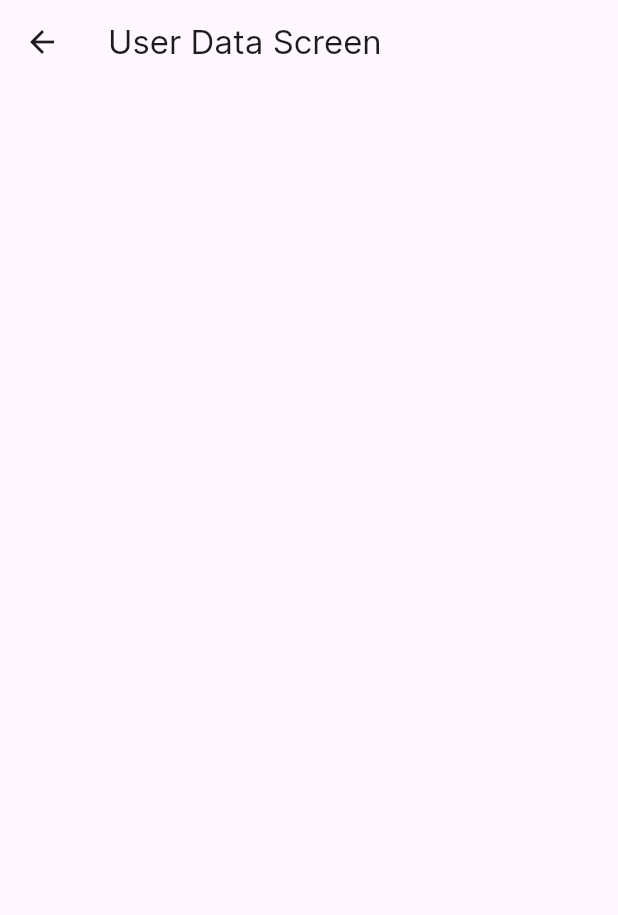
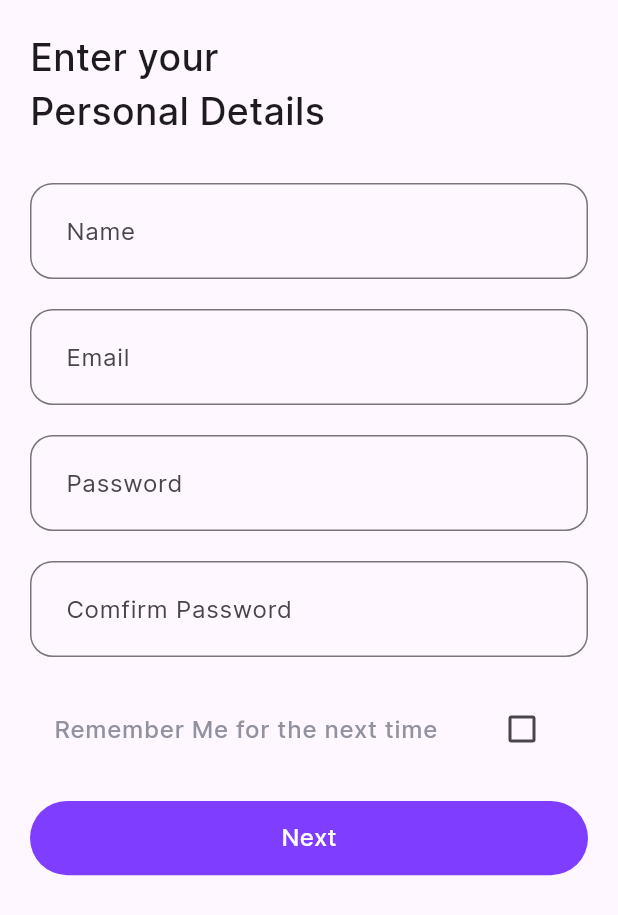
Before and after one commit to harshana-wijerathne/Fullter_expense-app7, a Flutter app: the UserDataScreen screen opened directly, on a phone screen of 412 x 824 dp. Shown: the top 915 px of the screen. Run offline on Flutter 3.47's test engine with Material 3 defaults, Android fonts, the phone set to English and light mode, and no system bars; our stand-ins replace smooth_page_indicator.

```diff
--- a/lib/screens/user_data_screen.dart
+++ b/lib/screens/user_data_screen.dart
@@ -1,3 +1,5 @@
+import 'package:expenz/constance/colors.dart';
+import 'package:expenz/widgets/custom_button.dart';
 import 'package:flutter/material.dart';
 
 class UserDataScreen extends StatefulWidget {
@@ -8,11 +10,142 @@ class UserDataScreen extends StatefulWidget {
 }
 
 class _UserDataScreenState extends State<UserDataScreen> {
+  bool _rememberMe = false;
+  //form key
+  final _formkey = GlobalKey<FormState>();
+  final TextEditingController _usernameController = TextEditingController();
+  final TextEditingController _emailController = TextEditingController();
+  final TextEditingController _passwordContorller = TextEditingController();
+  final TextEditingController _confirmPasswordContorller =
+      TextEditingController();
+
   @override
   Widget build(BuildContext context) {
     return Scaffold(
-      appBar: AppBar(
-        title: Text("User Data Screen"),
+      body: SingleChildScrollView(
+        child: SafeArea(
+            child: Padding(
+          padding: const EdgeInsets.all(20),
+          child: Column(
+            crossAxisAlignment: CrossAxisAlignment.start,
+            children: [
+              Text(
+                "Enter your \nPersonal Details",
+                style: TextStyle(
+                  fontSize: 25,
+                  fontWeight: FontWeight.w500,
+                ),
+              ),
+              const SizedBox(
+                height: 30,
+              ),
+              Form(
+                  key: _formkey,
+                  child: Column(
+                    crossAxisAlignment: CrossAxisAlignment.start,
+                    children: [
+                      TextFormField(
+                        controller: _usernameController,
+                        validator: (value) {
+                          if (value!.isEmpty) {
+                            return "Please Enter Your Name";
+                          }
+                        },
+                        decoration: InputDecoration(
+                            hintText: "Name",
+                            border: OutlineInputBorder(
+                                borderRadius: BorderRadius.circular(15)),
+                            contentPadding: EdgeInsets.all(20)),
+                      ),
+                      SizedBox(
+                        height: 20,
+                      ),
+                      TextFormField(
+                        controller: _emailController,
+                        validator: (value) {
+                          if (value!.isEmpty) {
+                            return "Please Enter Your Email";
+                          }
+                        },
+                        decoration: InputDecoration(
+                            hintText: "Email",
+                            border: OutlineInputBorder(
+                                borderRadius: BorderRadius.circular(15)),
+                            contentPadding: EdgeInsets.all(20)),
+                      ),
+                      SizedBox(
+                        height: 20,
+                      ),
+                      TextFormField(
+                        controller: _passwordContorller,
+                        validator: (value) {
+                          if (value!.isEmpty) {
+                            return "Please Enter Your Password";
+                          }
+                        },
+                        obscureText: true,
+                        decoration: InputDecoration(
+                            hintText: "Password",
+                            border: OutlineInputBorder(
+                                borderRadius: BorderRadius.circular(15)),
+                            contentPadding: EdgeInsets.all(20)),
+                      ),
+                      SizedBox(
+                        height: 20,
+                      ),
+                      TextFormField(
+                        obscureText: true,
+                        controller: _confirmPasswordContorller,
+                        validator: (value) {
+                          if (value!.isEmpty) {
+                            return "Please Enter the same Password";
+                          }
+                        },
+                        decoration: InputDecoration(
+                            hintText: "Comfirm Password",
+                            border: OutlineInputBorder(
+                                borderRadius: BorderRadius.circular(15)),
+                            contentPadding: EdgeInsets.all(20)),
+                      ),
+                      SizedBox(
+                        height: 20,
+                      ),
+                      CheckboxListTile(
+                        activeColor: kMainColor,
+                        title: Text(
+                          "Remember Me for the next time",
+                          style: TextStyle(
+                            fontSize: 16,
+                            fontWeight: FontWeight.w500,
+                            color: kGrey,
+                          ),
+                        ),
+                        value: _rememberMe,
+                        onChanged: (value) {
+                          setState(() {
+                            _rememberMe = value!;
+                          });
+                        },
+                      ),
+                      SizedBox(
+                        height: 20,
+                      ),
+                      GestureDetector(
+                          onTap: () {
+                            if (_formkey.currentState!.validate()) {
+                              print(_usernameController.text.toString());
+                              print(_emailController.text.toString());
+                              print(_passwordContorller.text.toString());
+                              print(_confirmPasswordContorller.text.toString());
+                            }
+                          },
+                          child: CustumButton(
+                              buttonName: "Next", buttonColor: kMainColor))
+                    ],
+                  ))
+            ],
+          ),
+        )),
       ),
     );
   }
```
